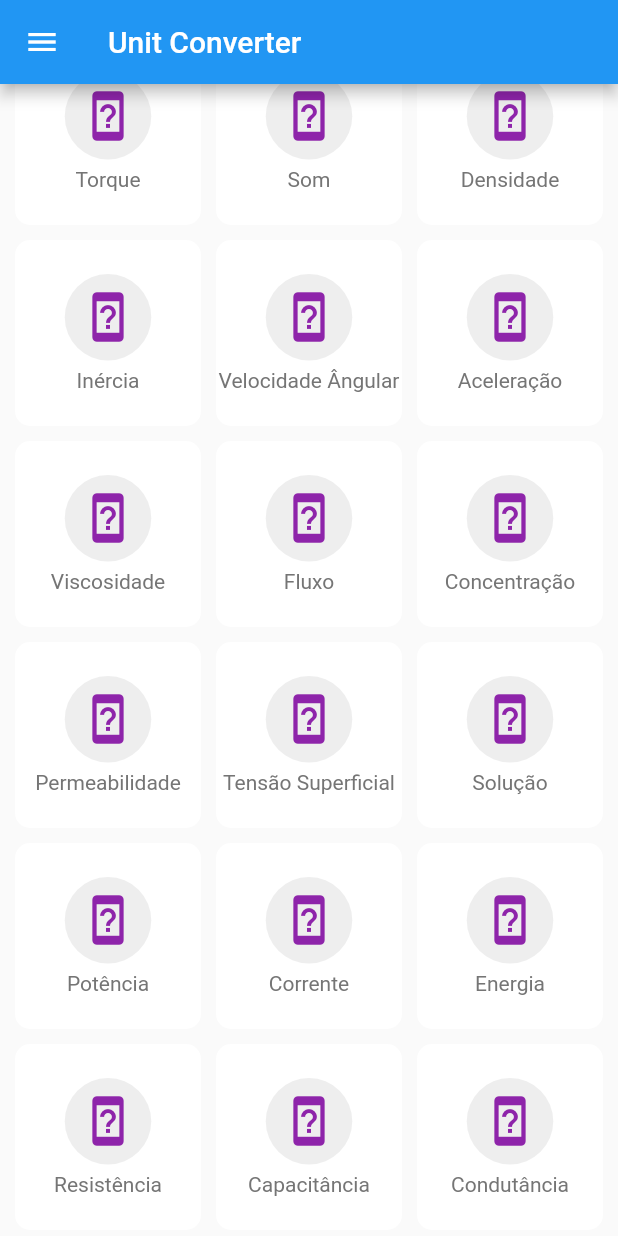
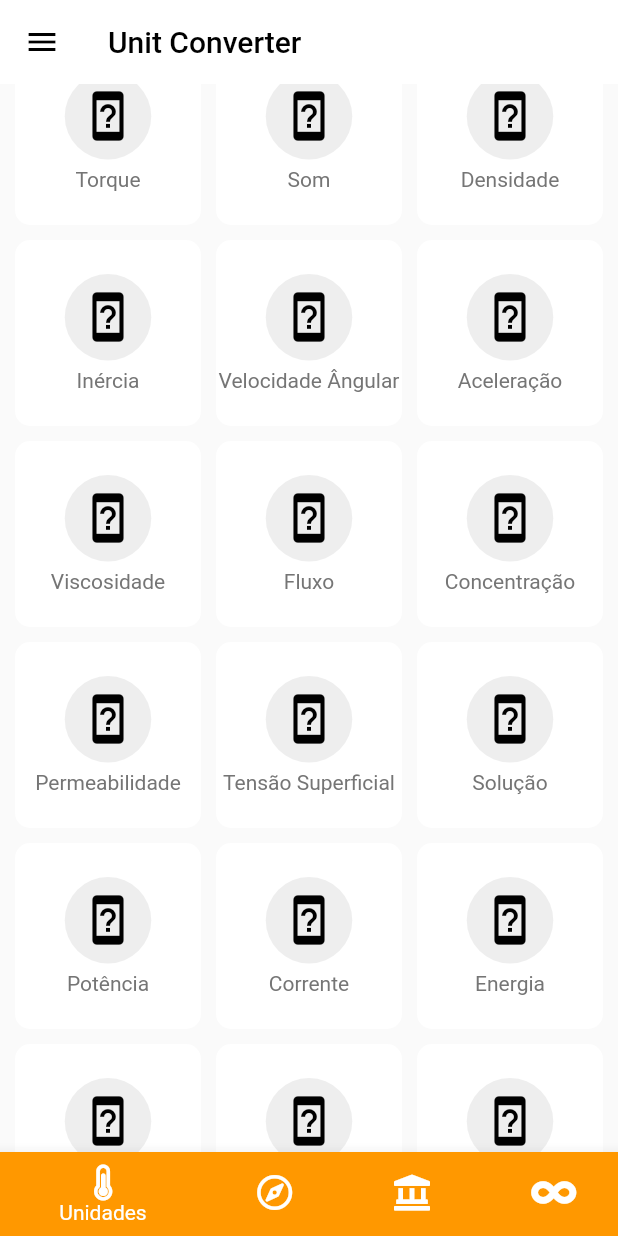
Before and after one commit to Thiago-LM/UnitConverter, a Flutter app: the screen it shows after launch, scrolled down 576 dp, on a phone screen of 412 x 824 dp. Run offline on Flutter 3.47's test engine with Material 2 defaults, Android fonts, the light colour scheme and no system bars; our stand-ins replace font_awesome_flutter.

Commit message:
Added BottoNavigationBar and some minor changes.

```diff
--- a/lib/main.dart
+++ b/lib/main.dart
@@ -1,6 +1,6 @@
 import 'package:flutter/material.dart';
 
-import 'pages/home_page.dart';
+import 'pages/bottom_navbar_view.dart';
 
 void main() {
   runApp(MyApp());
@@ -16,7 +16,7 @@ class MyApp extends StatelessWidget {
         primarySwatch: Colors.blue,
         visualDensity: VisualDensity.adaptivePlatformDensity,
       ),
-      home: HomePage(title: 'Unit Converter'),
+      home: BottomNavBarView(title: 'Unit Converter'),
     );
   }
 }
--- /dev/null
+++ b/lib/pages/bottom_navbar_view.dart
@@ -0,0 +1,95 @@
+import 'package:flutter/material.dart';
+
+import '../pages/home_page.dart';
+import '../util/bottom_navbar_destination.dart';
+
+class BottomNavBarView extends StatefulWidget {
+  const BottomNavBarView({Key key, this.title, this.destination}) : super(key: key);
+
+  final String title;
+  final Destination destination;
+
+  @override
+  _BottomNavBarViewState createState() => _BottomNavBarViewState();
+}
+
+class _BottomNavBarViewState extends State<BottomNavBarView> {
+
+  int _selectedIndex = 0;
+
+  static const TextStyle optionStyle = TextStyle(fontSize: 30, fontWeight: FontWeight.bold);
+
+  static const List<Widget> _widgetOptions = <Widget>[
+    HomePage(),
+    Text(
+      '1: Ferramentas',
+      style: optionStyle,
+    ),
+    Text(
+      '2: Finanças',
+      style: optionStyle,
+    ),
+    Text(
+      '3: Matemática',
+      style: optionStyle,
+    ),
+  ];
+
+  @override
+  Widget build(BuildContext context) {
+    return Scaffold(
+      appBar: AppBar(
+        title: Text(
+          widget.title,
+          style: TextStyle(color: Colors.black),
+        ),
+        iconTheme: IconThemeData(color: Colors.black),
+        backgroundColor: Colors.white,
+        elevation: 0,
+      ),
+      drawer: Drawer(
+        child: ListView(
+          padding: EdgeInsets.zero,
+          children: <Widget>[
+            DrawerHeader(
+              child: Text('Units'),
+              decoration: BoxDecoration(
+                color: Colors.blue,
+              ),
+            ),
+            ListTile(
+              title: Text('Item 1'),
+              onTap: () {
+                Navigator.of(context).pop();
+              },
+            ),
+            ListTile(
+              title: Text('Item 2'),
+              onTap: () {
+                Navigator.of(context).pop();
+              },
+            ),
+          ],
+        ),
+      ),
+      body: Center(
+        child: _widgetOptions.elementAt(_selectedIndex),
+      ),
+      bottomNavigationBar: BottomNavigationBar(
+        items: allDestinations.map((Destination destination) {
+          return BottomNavigationBarItem(
+            icon: Icon(destination.icon),
+            title: Text(destination.title),
+            backgroundColor: destination.color,
+          );
+        }).toList(),
+        currentIndex: _selectedIndex,
+        onTap: (int index) {
+          setState(() {
+            _selectedIndex = index;
+          });
+        },
+      ),
+    );
+  }
+}
--- a/lib/pages/home_page.dart
+++ b/lib/pages/home_page.dart
@@ -5,41 +5,11 @@ import 'package:unit_converter/util/menu_item.dart';
 import 'package:unit_converter/widgets/menu_expanded_widget.dart';
 
 class HomePage extends StatelessWidget {
-  const HomePage({Key key, this.title}) : super(key: key);
-
-  final String title;
+  const HomePage({Key key}) : super(key: key);
 
   @override
   Widget build(BuildContext context) {
     return Scaffold(
-      appBar: AppBar(
-        title: Text(title),
-      ),
-      drawer: Drawer(
-        child: ListView(
-          padding: EdgeInsets.zero,
-          children: <Widget>[
-            DrawerHeader(
-              child: Text('Units'),
-              decoration: BoxDecoration(
-                color: Colors.blue,
-              ),
-            ),
-            ListTile(
-              title: Text('Item 1'),
-              onTap: () {
-                Navigator.of(context).pop();
-              },
-            ),
-            ListTile(
-              title: Text('Item 2'),
-              onTap: () {
-                Navigator.of(context).pop();
-              },
-            ),
-          ],
-        ),
-      ),
       body: GridView.count(
         padding: EdgeInsets.all(10),
         crossAxisCount: 3,
--- /dev/null
+++ b/lib/util/bottom_navbar_destination.dart
@@ -0,0 +1,16 @@
+import 'package:flutter/material.dart';
+import 'package:font_awesome_flutter/font_awesome_flutter.dart';
+
+class Destination {
+  const Destination(this.title, this.icon, this.color);
+  final String title;
+  final IconData icon;
+  final MaterialColor color;
+}
+
+const List<Destination> allDestinations = <Destination>[
+  Destination('Unidades', FontAwesomeIcons.thermometerThreeQuarters, Colors.orange),
+  Destination('Ferramentas', FontAwesomeIcons.compass, Colors.purple),
+  Destination('Finanças', FontAwesomeIcons.landmark, Colors.green),
+  Destination('Matemática', FontAwesomeIcons.infinity, Colors.blue)
+];
--- a/lib/widgets/menu_expanded_widget.dart
+++ b/lib/widgets/menu_expanded_widget.dart
@@ -2,16 +2,10 @@ import 'package:flutter/material.dart';
 
 import '../util/menu_item.dart';
 
-class MenuExpandedWidget extends StatefulWidget {
+class MenuExpandedWidget extends StatelessWidget {
   const MenuExpandedWidget({Key key, this.item}) : super(key: key);
 
   final MenuItem item;
-
-  @override
-  _MenuExpandedWidgetState createState() => _MenuExpandedWidgetState();
-}
-
-class _MenuExpandedWidgetState extends State<MenuExpandedWidget> {
 
   @override
   Widget build(BuildContext context) {
@@ -34,14 +28,14 @@ class _MenuExpandedWidgetState extends State<MenuExpandedWidget> {
               borderRadius: BorderRadius.circular(50),
             ),
             child: Icon(
-              widget.item.icon,
-              size: widget.item.iconSize,
-              color: Colors.purple[600],
+              item.icon,
+              size: item.iconSize,
+              color: Colors.black,
             ),
           ),
           SizedBox(height: 5),
           Text(
-            widget.item.label,
+            item.label,
             style: TextStyle(
               color: Colors.grey[600],
             ),
```
Also changed, not shown: 1 other file.
